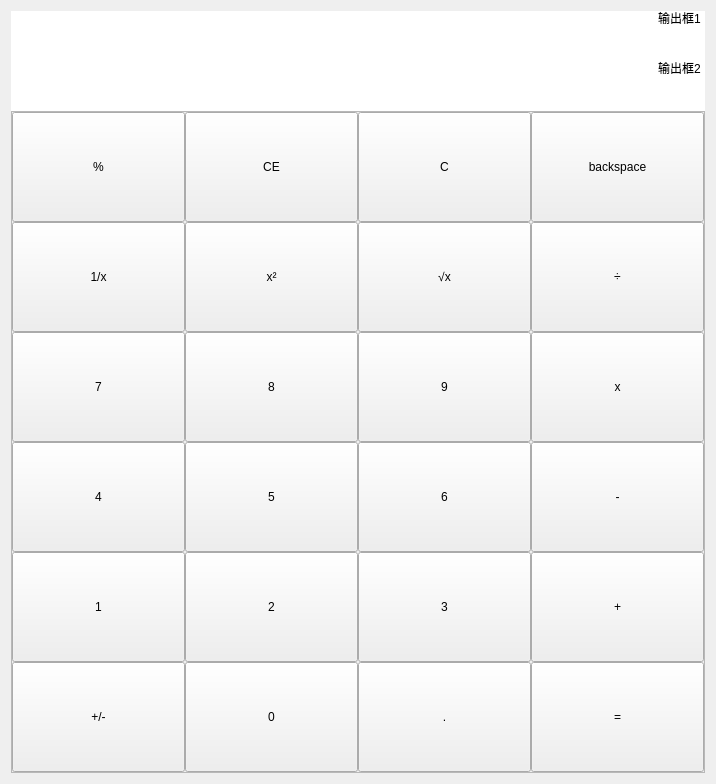
Qt form src/Forms/PageStandard/PageStandard.ui (yxingqin/CulcaMaid) before a commit.
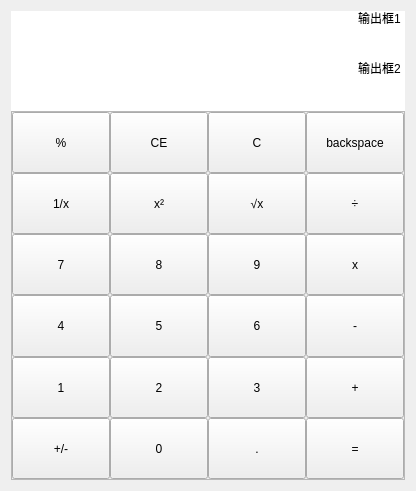
The same form after that commit.

```diff
--- a/src/Forms/PageStandard/PageStandard.ui
+++ b/src/Forms/PageStandard/PageStandard.ui
@@ -6,8 +6,8 @@
    <rect>
     <x>0</x>
     <y>0</y>
-    <width>716</width>
-    <height>784</height>
+    <width>416</width>
+    <height>491</height>
    </rect>
   </property>
   <property name="windowTitle">
```
